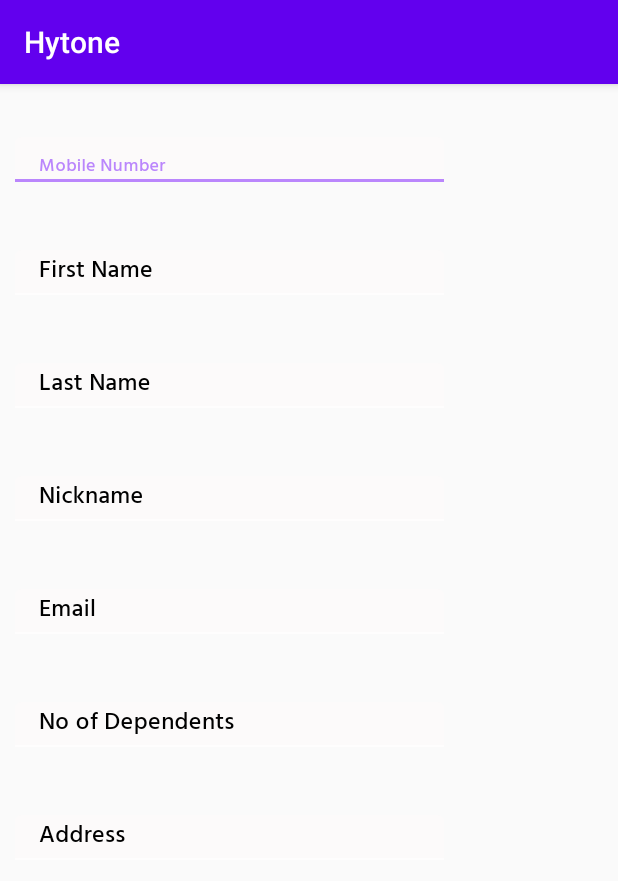
After one commit to sidpug/Hytone, an Android app: the Form2 screen opened directly, with no data from a screen before it, on a phone screen of 412 x 824 dp. The commit adds this screen. Shown: the top 881 px of the screen. Run offline under Robolectric (Android 15) with nearby library versions, the phone set to English and light mode, and no system bars.

```diff
--- a/app/build.gradle
+++ b/app/build.gradle
@@ -28,6 +28,7 @@ dependencies {
 
     implementation 'androidx.appcompat:appcompat:1.1.0'
     implementation 'androidx.constraintlayout:constraintlayout:1.1.3'
+    implementation 'com.google.android.material:material:1.1.0'
     testImplementation 'junit:junit:4.13'
     androidTestImplementation 'androidx.test.ext:junit:1.1.1'
     androidTestImplementation 'androidx.test.espresso:espresso-core:3.2.0'
@@ -36,12 +37,12 @@ dependencies {
     implementation 'com.google.android.gms:play-services-auth:18.0.0'
     implementation 'com.google.android.gms:play-services-location:17.0.0'
     implementation 'com.facebook.android:facebook-android-sdk:5.15.3'
-    implementation 'com.facebook.android:facebook-core:7.0.0'
+    implementation 'com.facebook.android:facebook-core:7.0.1'
     implementation 'com.facebook.android:facebook-login:7.0.0'
-    implementation 'com.facebook.android:facebook-share:7.0.0'
-    implementation 'com.facebook.android:facebook-places:7.0.0'
-    implementation 'com.facebook.android:facebook-messenger:7.0.0'
-    implementation 'com.facebook.android:facebook-applinks:7.0.0'
+    implementation 'com.facebook.android:facebook-share:7.0.1'
+    implementation 'com.facebook.android:facebook-places:7.0.1'
+    implementation 'com.facebook.android:facebook-messenger:7.0.1'
+    implementation 'com.facebook.android:facebook-applinks:7.0.1'
     implementation 'com.squareup.retrofit2:retrofit:2.3.0'
     implementation 'com.squareup.retrofit2:converter-gson:2.3.0'
 }
--- a/app/src/main/AndroidManifest.xml
+++ b/app/src/main/AndroidManifest.xml
@@ -28,6 +28,7 @@
         android:theme="@style/AppTheme"
         android:usesCleartextTraffic="true"
         tools:replace="android:allowBackup,android:usesCleartextTraffic">
+        <activity android:name=".Form2"></activity>
         <activity android:name=".Welcome" />
         <activity
             android:name=".Form"
--- /dev/null
+++ b/app/src/main/java/com/finance/hytone/Form2.java
@@ -0,0 +1,14 @@
+package com.finance.hytone;
+
+import androidx.appcompat.app.AppCompatActivity;
+
+import android.os.Bundle;
+
+public class Form2 extends AppCompatActivity {
+
+    @Override
+    protected void onCreate(Bundle savedInstanceState) {
+        super.onCreate(savedInstanceState);
+        setContentView(R.layout.activity_form2);
+    }
+}
--- /dev/null
+++ b/app/src/main/res/layout/activity_form2.xml
@@ -0,0 +1,154 @@
+<?xml version="1.0" encoding="utf-8"?>
+<LinearLayout xmlns:android="http://schemas.android.com/apk/res/android"
+    android:layout_width="match_parent"
+    android:layout_height="match_parent"
+    xmlns:app="http://schemas.android.com/apk/res-auto"
+    android:orientation="vertical"
+    android:theme="@style/Theme.MaterialComponents"
+    >
+
+    <com.google.android.material.textfield.TextInputLayout
+        android:layout_width="match_parent"
+        android:layout_height="50dp"
+        android:layout_marginTop="25dp"
+        app:boxBackgroundColor="@color/white"
+        android:textColorHint="@color/black">
+
+        <com.google.android.material.textfield.TextInputEditText
+            android:layout_width="286dp"
+            android:layout_height="wrap_content"
+            android:layout_margin="10dp"
+            android:fontFamily="@font/hind_medium"
+            android:textColor="@color/black"
+            android:hint="@string/mobile_number"
+            android:inputType="number|phone" />
+
+    </com.google.android.material.textfield.TextInputLayout>
+
+    <com.google.android.material.textfield.TextInputLayout
+        android:layout_width="match_parent"
+        android:layout_height="50dp"
+        android:layout_marginTop="25dp"
+        app:boxBackgroundColor="@color/white"
+        android:textColorHint="@color/black">
+
+        <com.google.android.material.textfield.TextInputEditText
+            android:layout_width="286dp"
+            android:layout_height="wrap_content"
+            android:layout_margin="10dp"
+            android:fontFamily="@font/hind_medium"
+            android:textColor="@color/black"
+            android:hint="@string/first_name"
+            android:inputType="number|phone" />
+
+    </com.google.android.material.textfield.TextInputLayout>
+
+    <com.google.android.material.textfield.TextInputLayout
+        android:layout_width="match_parent"
+        android:layout_height="50dp"
+        android:layout_marginTop="25dp"
+        app:boxBackgroundColor="@color/white"
+        android:textColorHint="@color/black">
+
+        <com.google.android.material.textfield.TextInputEditText
+            android:layout_width="286dp"
+            android:layout_height="wrap_content"
+            android:layout_margin="10dp"
+            android:fontFamily="@font/hind_medium"
+            android:textColor="@color/black"
+            android:hint="@string/last_name"
+            android:inputType="number|phone" />
+
+    </com.google.android.material.textfield.TextInputLayout>
+
+    <com.google.android.material.textfield.TextInputLayout
+        android:layout_width="match_parent"
+        android:layout_height="50dp"
+        android:layout_marginTop="25dp"
+        app:boxBackgroundColor="@color/white"
+        android:textColorHint="@color/black">
+
+        <com.google.android.material.textfield.TextInputEditText
+            android:layout_width="286dp"
+            android:layout_height="wrap_content"
+            android:layout_margin="10dp"
+            android:fontFamily="@font/hind_medium"
+            android:textColor="@color/black"
+            android:hint="Nickname"
+            android:inputType="number|phone" />
+
+    </com.google.android.material.textfield.TextInputLayout>
+
+    <com.google.android.material.textfield.TextInputLayout
+        android:layout_width="match_parent"
+        android:layout_height="50dp"
+        android:layout_marginTop="25dp"
+        app:boxBackgroundColor="@color/white"
+        android:textColorHint="@color/black">
+
+        <com.google.android.material.textfield.TextInputEditText
+            android:layout_width="286dp"
+            android:layout_height="wrap_content"
+            android:layout_margin="10dp"
+            android:fontFamily="@font/hind_medium"
+            android:textColor="@color/black"
+            android:hint="@string/email"
+            android:inputType="number|phone" />
+
+    </com.google.android.material.textfield.TextInputLayout>
+
+    <com.google.android.material.textfield.TextInputLayout
+        android:layout_width="match_parent"
+        android:layout_height="50dp"
+        android:layout_marginTop="25dp"
+        app:boxBackgroundColor="@color/white"
+        android:textColorHint="@color/black">
+
+        <com.google.android.material.textfield.TextInputEditText
+            android:layout_width="286dp"
+            android:layout_height="wrap_content"
+            android:layout_margin="10dp"
+            android:fontFamily="@font/hind_medium"
+            android:textColor="@color/black"
+            android:hint="No of Dependents"
+            android:inputType="number|phone" />
+
+    </com.google.android.material.textfield.TextInputLayout>
+
+    <com.google.android.material.textfield.TextInputLayout
+        android:layout_width="match_parent"
+        android:layout_height="50dp"
+        android:layout_marginTop="25dp"
+        app:boxBackgroundColor="@color/white"
+        android:textColorHint="@color/black">
+
+        <com.google.android.material.textfield.TextInputEditText
+            android:layout_width="286dp"
+            android:layout_height="wrap_content"
+            android:layout_margin="10dp"
+            android:fontFamily="@font/hind_medium"
+            android:textColor="@color/black"
+            android:hint="Address"
+            android:inputType="number|phone" />
+
+    </com.google.android.material.textfield.TextInputLayout>
+
+
+
+
+
+
+
+
+</LinearLayout>
+
+<!--
+<ImageView
+android:id="@+id/imageView"
+android:layout_width="match_parent"
+android:layout_height="380dp"
+android:layout_marginTop="120dp"
+android:layout_marginBottom="120dp"
+android:alpha="0.2"
+android:contentDescription="@string/background"
+app:srcCompat="@mipmap/ic_launch_foreground" />-->
--- a/app/src/main/res/layout/activity_main.xml
+++ b/app/src/main/res/layout/activity_main.xml
@@ -4,12 +4,10 @@
     xmlns:tools="http://schemas.android.com/tools"
     android:layout_width="match_parent"
     android:layout_height="match_parent"
-    android:background="@android:color/background_light"
-    android:theme="@style/Theme.MaterialComponents"
     android:visibility="visible"
     tools:context=".MainActivity"
     tools:visibility="visible">
-
+    <!-- android:theme="@style/Theme.MaterialComponents" -->
     <!--    <com.facebook.login.widget.LoginButton-->
     <!--        android:id="@+id/sign_in_fb"-->
     <!--        android:layout_width="0dp"-->
--- a/app/src/main/res/values/strings.xml
+++ b/app/src/main/res/values/strings.xml
@@ -13,6 +13,7 @@
     <string name="sign_up_with_google">Sign up with Google</string>
     <string name="this_is_a_short_three_line_description_for_this_feature_and_more">This is a short three-line description for this feature and more</string>
     <string name="feature_name_1">Feature Name 1</string>
+    <string name="email">Email</string>
 
 
 </resources>
```
